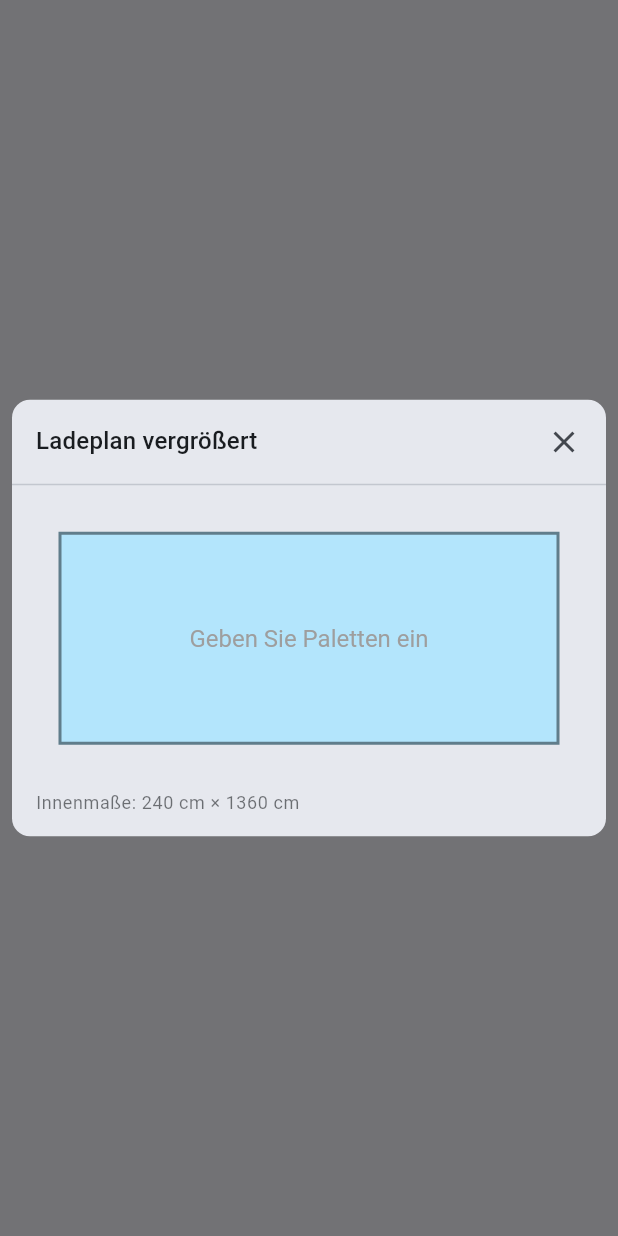
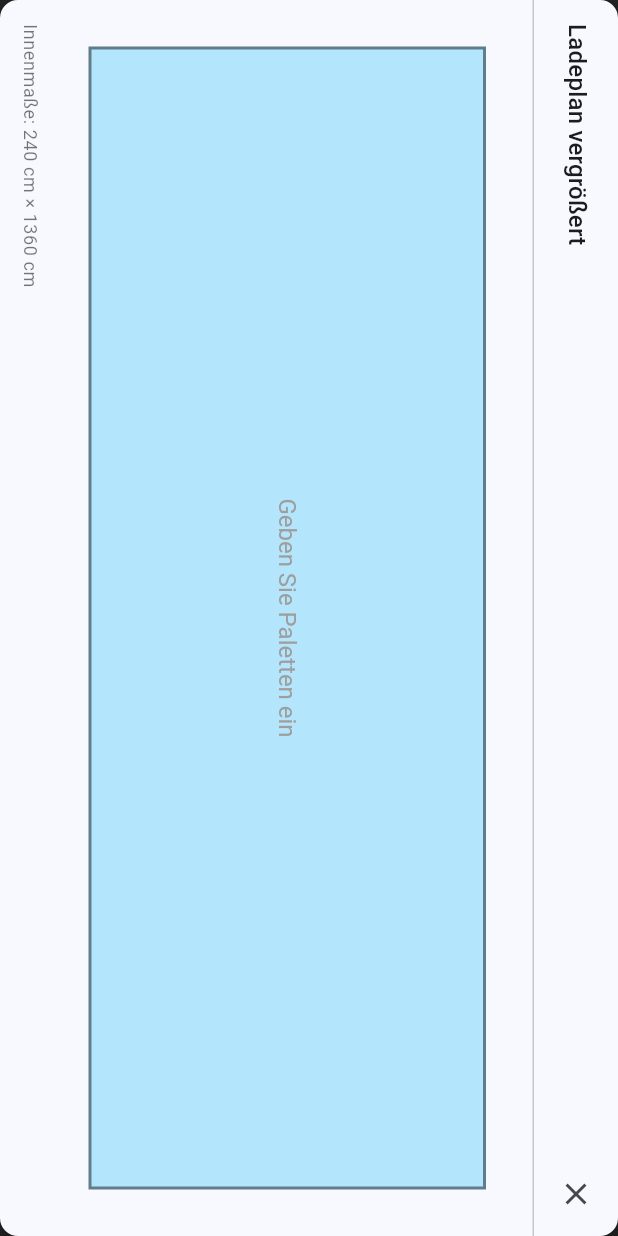
Before and after one commit to mexx-music/palettenfuchs, a Flutter app: what show() shows on an empty page, opened directly with empty values, on a phone screen of 412 x 824 dp. Run offline on Flutter 3.47's test engine with Material 3 defaults, Android fonts, the phone set to English and light mode, and no system bars.

Commit message:
Overlay: landscape rotation on portrait phones + overflow fix
TrailerLoadOverlay: on portrait devices (sh > sw) the entire panel
is wrapped in RotatedBox(quarterTurns: 1) with SizedBox(w=sh, h=sw)
so the dialog appears in landscape while the phone stays in portrait.
Column + Expanded fills all available height with the trailer graphic.
Desktop path unchanged (centred SizedBox, maxWidth 1100, maxHeight 620).

TrailerLoadView: wrap tap-hint Text in Flexible to prevent the
RenderFlex overflow on narrow screens.

Co-Authored-By: Claude Sonnet 4.6 <noreply@anthropic.com>

```diff
--- a/lib/features/load_planner/presentation/widgets/trailer_load_overlay.dart
+++ b/lib/features/load_planner/presentation/widgets/trailer_load_overlay.dart
@@ -26,7 +26,7 @@ class TrailerLoadOverlay extends StatelessWidget {
   }) {
     showDialog<void>(
       context: context,
-      barrierColor: Colors.black54,
+      barrierColor: Colors.black87,
       builder: (_) => TrailerLoadOverlay(
         loadPlan: loadPlan,
         language: language,
@@ -37,25 +37,61 @@ class TrailerLoadOverlay extends StatelessWidget {
 
   @override
   Widget build(BuildContext context) {
+    final media = MediaQuery.of(context);
+    final sw = media.size.width;
+    final sh = media.size.height;
+    final isPortrait = sh > sw;
+
+    if (isPortrait) {
+      // On a portrait phone: rotate the entire panel 90° clockwise so the
+      // trailer appears in landscape – long axis across the full screen width.
+      // The panel is sized for landscape (width = sh, height = sw) and
+      // RotatedBox maps it back onto the portrait screen.
+      return Dialog(
+        insetPadding: EdgeInsets.zero,
+        backgroundColor: Colors.transparent,
+        child: RotatedBox(
+          quarterTurns: 1,
+          child: SizedBox(
+            width: sh,
+            height: sw,
+            child: _buildPanel(context),
+          ),
+        ),
+      );
+    }
+
+    // Desktop / tablet already in landscape: centred, constrained dialog.
+    final panelW = (sw - 48).clamp(300.0, 1100.0);
+    final panelH = (sh - 80).clamp(300.0, 620.0);
+    return Dialog(
+      insetPadding: const EdgeInsets.symmetric(horizontal: 24, vertical: 40),
+      backgroundColor: Colors.transparent,
+      child: SizedBox(
+        width: panelW,
+        height: panelH,
+        child: _buildPanel(context),
+      ),
+    );
+  }
+
+  /// Content panel shared by both orientations.
+  /// Parent always provides a fixed height, so [Expanded] works for the graphic.
+  Widget _buildPanel(BuildContext context) {
     final scheme = Theme.of(context).colorScheme;
     final textTheme = Theme.of(context).textTheme;
     final trailerL = loadPlan.trailerType.trailerLengthCm;
     final trailerW = loadPlan.trailerType.trailerWidthCm;
-    final trailerRatio = trailerL / trailerW; // typically ~5.67
 
-    return Dialog(
-      // Minimal side margins so the graphic can be as wide as possible.
-      insetPadding: const EdgeInsets.symmetric(horizontal: 8, vertical: 32),
+    return Material(
+      color: scheme.surface,
+      borderRadius: BorderRadius.circular(12),
       clipBehavior: Clip.antiAlias,
-      shape: RoundedRectangleBorder(borderRadius: BorderRadius.circular(12)),
-      child: ConstrainedBox(
-        // Cap width on desktop/web at 1100 px.
-        constraints: const BoxConstraints(maxWidth: 1100),
+      elevation: 6,
       child: Column(
-          mainAxisSize: MainAxisSize.min,
-          crossAxisAlignment: CrossAxisAlignment.stretch,
+        // mainAxisSize defaults to max → fills the fixed-height SizedBox.
         children: [
-            // ── Header ──────────────────────────────────────────────────
+          // ── Header ────────────────────────────────────────────────────
           Padding(
             padding: const EdgeInsets.fromLTRB(16, 4, 4, 4),
             child: Row(
@@ -77,48 +113,36 @@ class TrailerLoadOverlay extends StatelessWidget {
 
           Divider(height: 1, color: scheme.outlineVariant),
 
-            // ── Trailer graphic ─────────────────────────────────────────
-            Padding(
+          // ── Trailer graphic – fills all remaining height ─────────────
+          Expanded(
+            child: Padding(
               padding: const EdgeInsets.all(12),
-              child: LayoutBuilder(
-                builder: (context, constraints) {
-                  final availableWidth = constraints.maxWidth;
-                  // Ideal height for a perfectly proportional trailer view.
-                  final ideal = availableWidth / trailerRatio;
-                  // Clamp: never below 180 px (readable on phone),
-                  //         never above 480 px (sensible on large screens).
-                  final height = ideal.clamp(180.0, 480.0);
-
-                  return SizedBox(
-                    width: availableWidth,
-                    height: height,
               child: CustomPaint(
                 painter: TrailerPainter(
                   loadPlan: loadPlan,
-                        emptyText:
-                            AppStrings.get(language, 'enter_pallets'),
+                  emptyText: AppStrings.get(language, 'enter_pallets'),
                   epalImage: epalImage,
                 ),
                 child: const SizedBox.expand(),
               ),
-                  );
-                },
             ),
           ),
 
-            // ── Dimensions footer ────────────────────────────────────────
+          // ── Footer ────────────────────────────────────────────────────
           Padding(
-              padding: const EdgeInsets.fromLTRB(16, 0, 16, 14),
+            padding: const EdgeInsets.fromLTRB(16, 0, 16, 12),
+            child: Align(
+              alignment: Alignment.centerLeft,
               child: Text(
-                'Innenmaße: ${trailerW.toStringAsFixed(0)} cm × '
-                '${trailerL.toStringAsFixed(0)} cm',
+                'Innenmaße: ${trailerW.toStringAsFixed(0)} cm'
+                ' × ${trailerL.toStringAsFixed(0)} cm',
                 style: textTheme.bodySmall?.copyWith(
                   color: scheme.onSurface.withAlpha(153),
                 ),
               ),
             ),
+          ),
         ],
-        ),
       ),
     );
   }
--- a/lib/features/load_planner/presentation/widgets/trailer_load_view.dart
+++ b/lib/features/load_planner/presentation/widgets/trailer_load_view.dart
@@ -106,11 +106,14 @@ class _TrailerLoadViewState extends State<TrailerLoadView> {
                     size: 14,
                     color: scheme.onSurface.withAlpha(120)),
                 const SizedBox(width: 3),
-                Text(
-                  AppStrings.get(widget.language, 'tap_to_enlarge'),
-                  style: Theme.of(context).textTheme.bodySmall?.copyWith(
-                        color: scheme.onSurface.withAlpha(120),
-                      ),
+                Flexible(
+                  child: Text(
+                    AppStrings.get(widget.language, 'tap_to_enlarge'),
+                    style: Theme.of(context).textTheme.bodySmall?.copyWith(
+                          color: scheme.onSurface.withAlpha(120),
+                        ),
+                    overflow: TextOverflow.ellipsis,
+                  ),
                 ),
               ],
             ),
```
Lines whose indentation alone changed are shown as unchanged.
